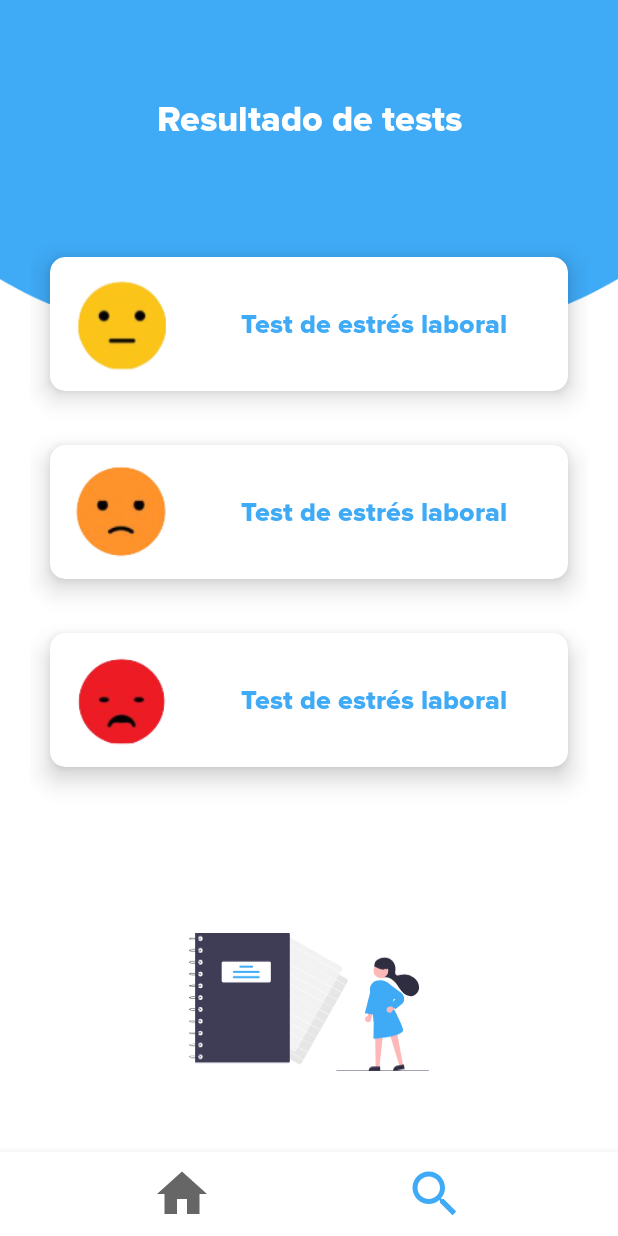
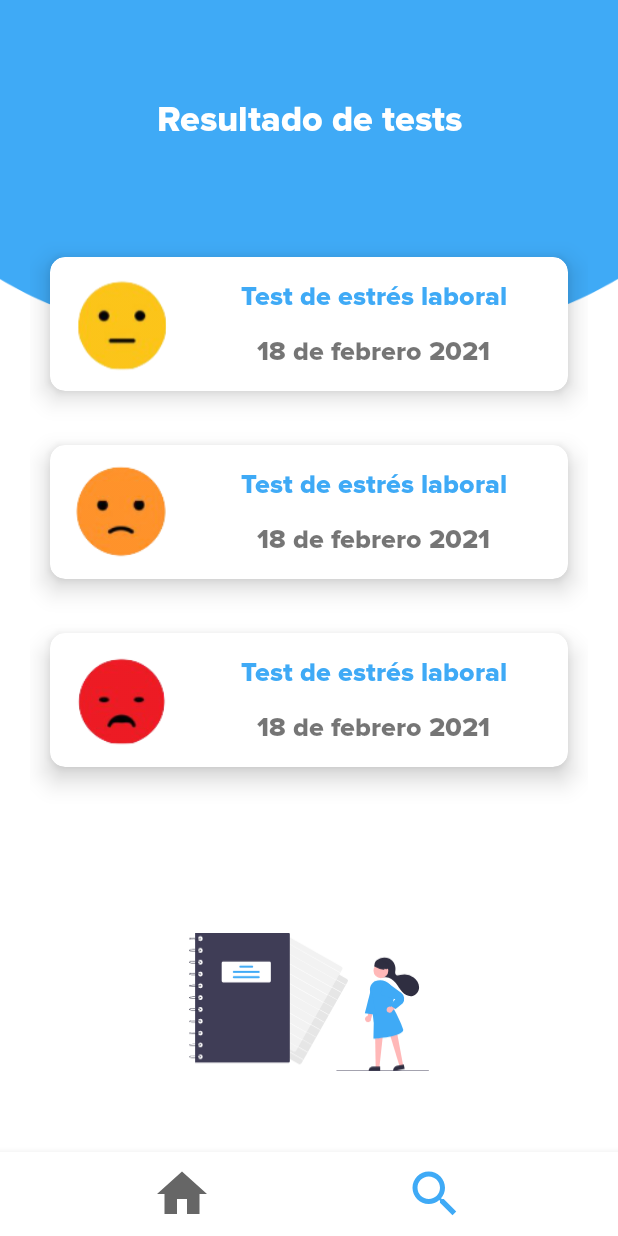
Before and after one commit to gibranhit/TestQuestion, an Android app: the DashboardFragment screen opened through its navigation route, item 2 of the bottom bar chosen, on a phone screen of 412 x 824 dp. Run offline under Robolectric (Android 15) with nearby library versions, the phone set to English and light mode, and no system bars; our stand-ins replace navigation-ui.

Commit message:
change ui

```diff
--- a/app/src/main/java/mx/com/questionsstress/ui/dashboard/DashboardFragment.kt
+++ b/app/src/main/java/mx/com/questionsstress/ui/dashboard/DashboardFragment.kt
@@ -7,15 +7,17 @@ import android.view.ViewGroup
 import androidx.fragment.app.Fragment
 import androidx.fragment.app.setFragmentResultListener
 import androidx.navigation.NavController
+import androidx.navigation.Navigation
 import androidx.navigation.fragment.NavHostFragment
 import androidx.navigation.fragment.findNavController
 import androidx.navigation.ui.NavigationUI
 import kotlinx.android.synthetic.main.dashboard_fragment.*
 import mx.com.questionsstress.R
 import mx.com.questionsstress.ui.dashboard.listener.DashboardCommunication
+import mx.com.questionsstress.ui.dashboard.listener.OnBackStack
 import mx.com.questionsstress.ui.model.Test
 
-class DashboardFragment : Fragment(R.layout.dashboard_fragment) {
+class DashboardFragment : Fragment(R.layout.dashboard_fragment), OnBackStack {
 
     companion object {
         fun newInstance() = DashboardFragment()
@@ -46,4 +48,8 @@ class DashboardFragment : Fragment(R.layout.dashboard_fragment) {
     private fun isValidatedDestination(controller: NavController, destination: Int): Boolean =
         destination != controller.currentDestination?.id
 
+    override fun onBackPressed() {
+        findNavController().popBackStack(R.id.signInFragment, true)
+    }
+
 }
--- a/app/src/main/java/mx/com/questionsstress/ui/dashboard/listener/Listener.kt
+++ b/app/src/main/java/mx/com/questionsstress/ui/dashboard/listener/Listener.kt
@@ -7,3 +7,7 @@ interface DashboardCommunication{
     fun selectTest(test: Test)
     fun selectSearchTest(result: ResultTest)
 }
+
+interface OnBackStack{
+    fun onBackPressed()
+}
--- a/app/src/main/java/mx/com/questionsstress/ui/dashboard/search/adapter/SearchTestAdapter.kt
+++ b/app/src/main/java/mx/com/questionsstress/ui/dashboard/search/adapter/SearchTestAdapter.kt
@@ -3,22 +3,20 @@ package mx.com.questionsstress.ui.dashboard.search.adapter
 import android.view.LayoutInflater
 import android.view.View
 import android.view.ViewGroup
-import androidx.annotation.DrawableRes
 import androidx.recyclerview.widget.RecyclerView
 import com.bumptech.glide.Glide
 import kotlinx.android.synthetic.main.item_search.view.*
 import mx.com.questionsstress.R
-import mx.com.questionsstress.ui.adapter.PainLevelAdapter
-import mx.com.questionsstress.ui.model.PainLevel
 import mx.com.questionsstress.ui.model.ResultTest
+import java.text.SimpleDateFormat
+import java.util.*
 
 class SearchTestAdapter (private var list: MutableList<ResultTest>, private var listener: (ResultTest) -> Unit)
     : RecyclerView.Adapter<SearchTestAdapter.SearchViewHolder>(){
 
     override fun onCreateViewHolder(parent: ViewGroup, viewType: Int)
-            = SearchViewHolder(LayoutInflater.from(parent.getContext())
+            = SearchViewHolder(LayoutInflater.from(parent.context)
         .inflate(R.layout.item_search, parent, false))
-
 
     override fun getItemCount(): Int = list.size
 
@@ -34,19 +32,12 @@ class SearchTestAdapter (private var list: MutableList<ResultTest>, private var
                     Glide.with(this).load(result.image).into(this)
                 }
                 tvTest.text = result.title
+                val actualDate = Date()
+                tvDate.text = SimpleDateFormat("dd 'de' MMMM yyyy", Locale("es", "MX")).format(actualDate)
                 setOnClickListener {
                     listener.invoke(result)
                 }
             }
         }
-
-       /* private fun getLogo(count: Int):
-           = when(count) {
-                count <= 22 -> R.drawable.ic_5
-                count <= 32 -> R.drawable.ic_4
-                count <= 48 -> R.drawable.ic_3
-                count <= 60 -> R.drawable.ic_2
-                else -> R.drawable.ic_1
-            }*/
     }
 }
--- a/app/src/main/java/mx/com/questionsstress/ui/login/SignInFragment.kt
+++ b/app/src/main/java/mx/com/questionsstress/ui/login/SignInFragment.kt
@@ -7,8 +7,9 @@ import androidx.navigation.fragment.findNavController
 import kotlinx.android.synthetic.main.layout_header.*
 import kotlinx.android.synthetic.main.sign_in_fragment.*
 import mx.com.questionsstress.R
+import mx.com.questionsstress.ui.dashboard.listener.OnBackStack
 
-class SignInFragment : Fragment(R.layout.sign_in_fragment) {
+class SignInFragment : Fragment(R.layout.sign_in_fragment), OnBackStack {
 
     override fun onActivityCreated(savedInstanceState: Bundle?) {
         super.onActivityCreated(savedInstanceState)
@@ -26,4 +27,8 @@ class SignInFragment : Fragment(R.layout.sign_in_fragment) {
         }
     }
 
+    override fun onBackPressed() {
+        activity?.finish()
+    }
+
 }
--- a/app/src/main/java/mx/com/questionsstress/ui/welcome/WelcomeFragment.kt
+++ b/app/src/main/java/mx/com/questionsstress/ui/welcome/WelcomeFragment.kt
@@ -21,7 +21,7 @@ class WelcomeFragment : Fragment() {
 
     override fun onActivityCreated(savedInstanceState: Bundle?) {
         super.onActivityCreated(savedInstanceState)
-        tvTitle.text = "Bienvenido"
+        tvTitle.text = "¡Bienvenido!"
         buttonWelcome.setOnClickListener {
             findNavController().navigate(R.id.action_welcomeFragment_to_dashboardFragment)
         }
--- a/app/src/main/res/layout/item_search.xml
+++ b/app/src/main/res/layout/item_search.xml
@@ -34,6 +34,20 @@
             android:gravity="center"
             android:fontFamily="@font/proximanovaextrabold"
             app:layout_constraintTop_toTopOf="parent"
+            app:layout_constraintBottom_toTopOf="@id/tvDate"
+            app:layout_constraintStart_toEndOf="@id/ivLogoTest"
+            app:layout_constraintEnd_toEndOf="parent"/>
+
+        <TextView
+            android:id="@+id/tvDate"
+            android:layout_width="0dp"
+            android:layout_height="wrap_content"
+            tools:text="16 de Febrero 2021"
+            android:textStyle="bold"
+            android:textSize="18sp"
+            android:gravity="center"
+            android:fontFamily="@font/proximanovaextrabold"
+            app:layout_constraintTop_toBottomOf="@id/tvTest"
             app:layout_constraintBottom_toBottomOf="parent"
             app:layout_constraintStart_toEndOf="@id/ivLogoTest"
             app:layout_constraintEnd_toEndOf="parent"/>
--- a/app/src/main/res/layout/result_fragment.xml
+++ b/app/src/main/res/layout/result_fragment.xml
@@ -86,6 +86,7 @@
             app:layout_constraintStart_toStartOf="parent"
             app:layout_constraintEnd_toEndOf="parent"
             android:text="Finalizar"
+            android:textSize="@dimen/bigger_text"
             android:textAllCaps="false"
             android:textColor="@color/white"
             android:layout_margin="@dimen/normal_separation"
--- a/app/src/main/res/layout/sign_in_fragment.xml
+++ b/app/src/main/res/layout/sign_in_fragment.xml
@@ -115,14 +115,14 @@
             app:layout_constraintTop_toBottomOf="@id/til_password"
             app:layout_constraintStart_toStartOf="parent"
             app:layout_constraintEnd_toEndOf="parent"
-            android:text="Iniciar Sesión"
+            android:text="Ingresar"
             android:textAllCaps="false"
             android:textColor="@color/white"
             android:background="@drawable/shape_button_round"
             android:layout_marginTop="@dimen/biggest_separation"
             android:layout_marginStart="@dimen/big_separation"
             android:layout_marginEnd="@dimen/big_separation"
-            android:textSize="@dimen/big_text"/>
+            android:textSize="@dimen/bigger_text"/>
 
     </androidx.constraintlayout.widget.ConstraintLayout>
 
--- a/app/src/main/res/values/strings.xml
+++ b/app/src/main/res/values/strings.xml
@@ -4,5 +4,5 @@
     <string name="password">Contraseña</string>
     <string name="username">Usuario</string>
     <string name="enter_data">Ingresa los siguientes datos</string>
-    <string name="text_sign_in">Inicio de sesion</string>
+    <string name="text_sign_in">Inicio de sesión</string>
 </resources>
```
Also changed, not shown: app/src/main/java/mx/com/questionsstress/ui/MainActivity.kt (+11 -9 lines), app/src/main/java/mx/com/questionsstress/ui/results/ResultFragment.kt (+9 -3 lines), app/src/main/res/layout/fragment_welcome.xml (+5 -4 lines).
